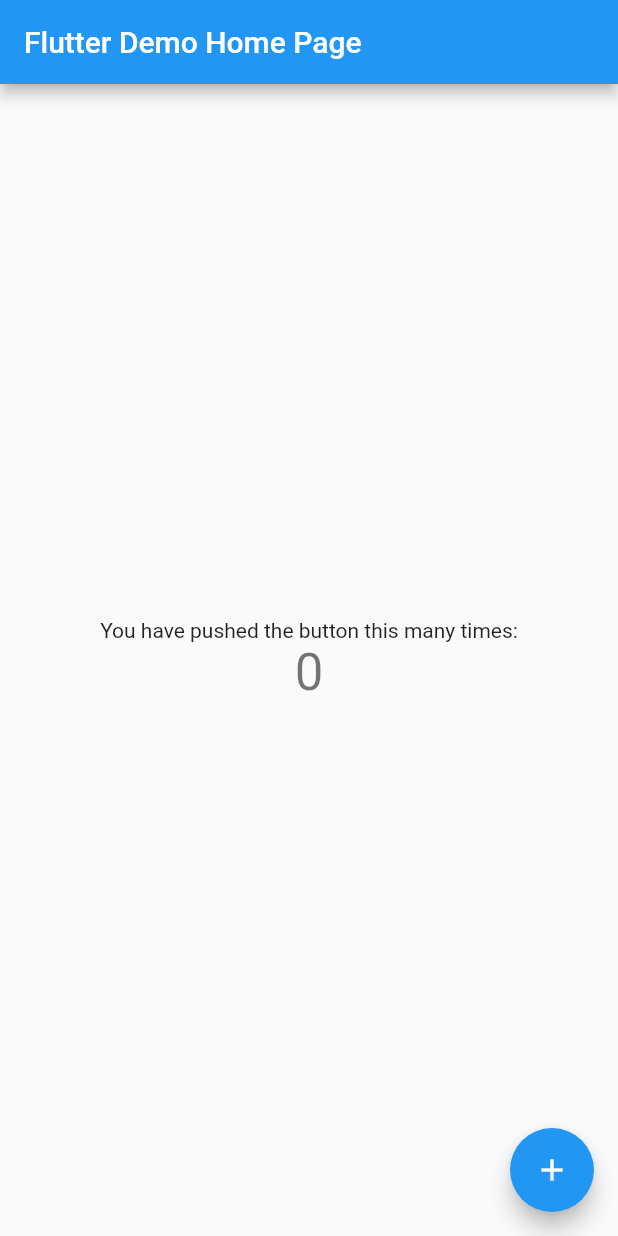
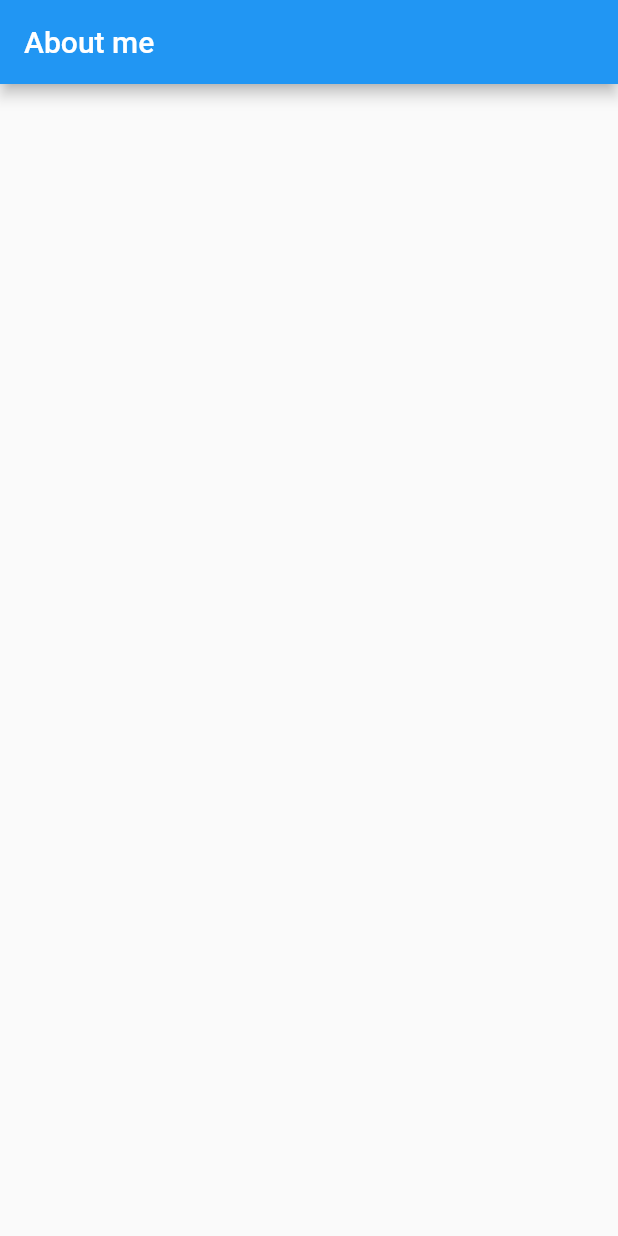
Before and after one commit to Dicksenz/DIcksenVeloopillay-MAPD722-Lab1, a Flutter app: the screen it shows after launch, on a phone screen of 412 x 824 dp. Run offline on Flutter 3.47's test engine with Material 2 defaults, Android fonts, the phone set to English and light mode, and no system bars.

Commit message:
refactor main.dart and add home screen

```diff
--- a/lib/main.dart
+++ b/lib/main.dart
@@ -1,115 +1,22 @@
 import 'package:flutter/material.dart';
 
-void main() {
+import 'screens/home_screen.dart';
+
+void main() async {
   runApp(const MyApp());
 }
 
 class MyApp extends StatelessWidget {
   const MyApp({super.key});
 
-  // This widget is the root of your application.
   @override
   Widget build(BuildContext context) {
     return MaterialApp(
-      title: 'Flutter Demo',
+      debugShowCheckedModeBanner: false,
       theme: ThemeData(
-        // This is the theme of your application.
-        //
-        // Try running your application with "flutter run". You'll see the
-        // application has a blue toolbar. Then, without quitting the app, try
-        // changing the primarySwatch below to Colors.green and then invoke
-        // "hot reload" (press "r" in the console where you ran "flutter run",
-        // or simply save your changes to "hot reload" in a Flutter IDE).
-        // Notice that the counter didn't reset back to zero; the application
-        // is not restarted.
         primarySwatch: Colors.blue,
       ),
-      home: const MyHomePage(title: 'Flutter Demo Home Page'),
+      home: const HomeScreen(),
     );
   }
 }
-
-class MyHomePage extends StatefulWidget {
-  const MyHomePage({super.key, required this.title});
-
-  // This widget is the home page of your application. It is stateful, meaning
-  // that it has a State object (defined below) that contains fields that affect
-  // how it looks.
-
-  // This class is the configuration for the state. It holds the values (in this
-  // case the title) provided by the parent (in this case the App widget) and
-  // used by the build method of the State. Fields in a Widget subclass are
-  // always marked "final".
-
-  final String title;
-
-  @override
-  State<MyHomePage> createState() => _MyHomePageState();
-}
-
-class _MyHomePageState extends State<MyHomePage> {
-  int _counter = 0;
-
-  void _incrementCounter() {
-    setState(() {
-      // This call to setState tells the Flutter framework that something has
-      // changed in this State, which causes it to rerun the build method below
-      // so that the display can reflect the updated values. If we changed
-      // _counter without calling setState(), then the build method would not be
-      // called again, and so nothing would appear to happen.
-      _counter++;
-    });
-  }
-
-  @override
-  Widget build(BuildContext context) {
-    // This method is rerun every time setState is called, for instance as done
-    // by the _incrementCounter method above.
-    //
-    // The Flutter framework has been optimized to make rerunning build methods
-    // fast, so that you can just rebuild anything that needs updating rather
-    // than having to individually change instances of widgets.
-    return Scaffold(
-      appBar: AppBar(
-        // Here we take the value from the MyHomePage object that was created by
-        // the App.build method, and use it to set our appbar title.
-        title: Text(widget.title),
-      ),
-      body: Center(
-        // Center is a layout widget. It takes a single child and positions it
-        // in the middle of the parent.
-        child: Column(
-          // Column is also a layout widget. It takes a list of children and
-          // arranges them vertically. By default, it sizes itself to fit its
-          // children horizontally, and tries to be as tall as its parent.
-          //
-          // Invoke "debug painting" (press "p" in the console, choose the
-          // "Toggle Debug Paint" action from the Flutter Inspector in Android
-          // Studio, or the "Toggle Debug Paint" command in Visual Studio Code)
-          // to see the wireframe for each widget.
-          //
-          // Column has various properties to control how it sizes itself and
-          // how it positions its children. Here we use mainAxisAlignment to
-          // center the children vertically; the main axis here is the vertical
-          // axis because Columns are vertical (the cross axis would be
-          // horizontal).
-          mainAxisAlignment: MainAxisAlignment.center,
-          children: <Widget>[
-            const Text(
-              'You have pushed the button this many times:',
-            ),
-            Text(
-              '$_counter',
-              style: Theme.of(context).textTheme.headline4,
-            ),
-          ],
-        ),
-      ),
-      floatingActionButton: FloatingActionButton(
-        onPressed: _incrementCounter,
-        tooltip: 'Increment',
-        child: const Icon(Icons.add),
-      ), // This trailing comma makes auto-formatting nicer for build methods.
-    );
-  }
-}
--- /dev/null
+++ b/lib/screens/home_screen.dart
@@ -0,0 +1,14 @@
+import 'package:flutter/material.dart';
+
+class HomeScreen extends StatelessWidget {
+  const HomeScreen({super.key});
+
+  @override
+  Widget build(BuildContext context) {
+    return Scaffold(
+      appBar: AppBar(
+        title: const Text('About me'),
+      ),
+    );
+  }
+}
```
